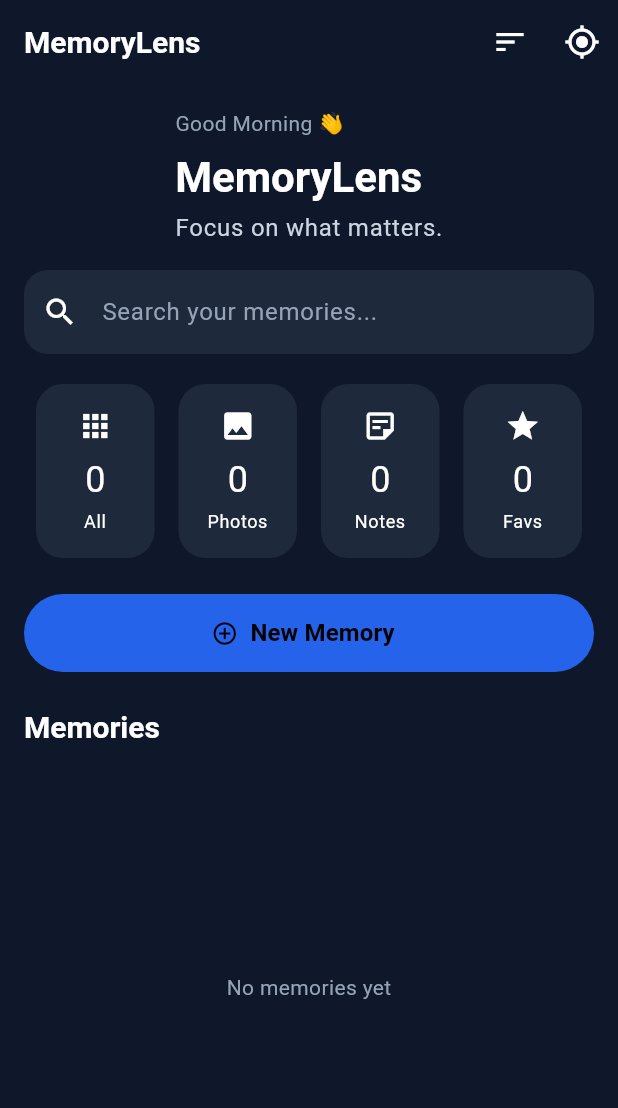
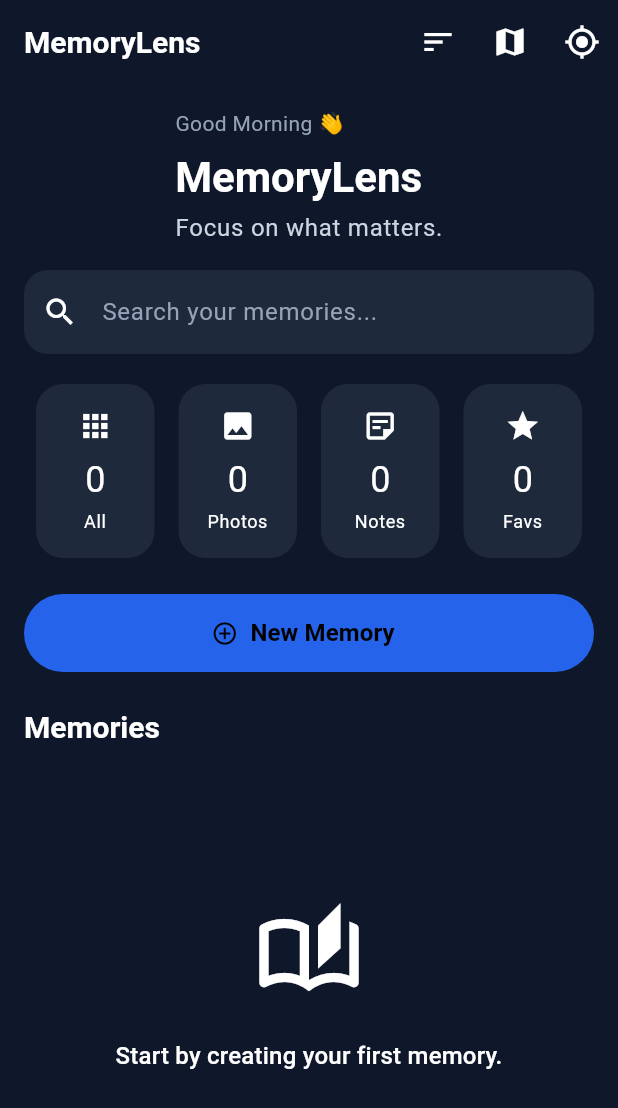
Before and after one commit to TGNman1975/memorylens-app, a Flutter app: the screen it shows after launch, on a phone screen of 412 x 824 dp. Shown: the top 1108 px of the screen. Run offline on Flutter 3.47's test engine with Material 3 defaults, Android fonts, the phone set to English and light mode, and no system bars; our stand-ins replace drift, geolocator, image_picker; accounts and stored records are empty; generated files the repository leaves out were written again.

Commit message:
Milestone 1: Home screen, timeline, quick notes and gallery complete"
Milestone 1: Home screen, timeline, quick notes and gallery complete"

```diff
--- a/lib/screens/home_screen.dart
+++ b/lib/screens/home_screen.dart
@@ -8,7 +8,7 @@ import '../services/location_service.dart';
 import '../widgets/common/app_header.dart';
 import '../widgets/home/memory_stats_card.dart';
 import '../widgets/common/section_title.dart';
-
+import 'map_screen.dart';
 import '../widgets/memory/memory_search_bar.dart';
 import 'add_memory_screen.dart';
 import 'memory_detail_screen.dart';
@@ -232,6 +232,18 @@ Future<void> _showPhotoSourceSheet() async {
       ),
     ],
   ),
+    IconButton(
+    tooltip: 'Map',
+    icon: const Icon(Icons.map),
+    onPressed: () {
+      Navigator.push(
+        context,
+        MaterialPageRoute(
+          builder: (_) => const MapScreen(),
+        ),
+      );
+    },
+  ),
   IconButton(
     tooltip: 'Test GPS',
     icon: const Icon(Icons.my_location),
--- /dev/null
+++ b/lib/widgets/home/empty_state.dart
@@ -0,0 +1,37 @@
+import 'package:flutter/material.dart';
+
+class EmptyState extends StatelessWidget {
+  const EmptyState({
+    super.key,
+    required this.message,
+    required this.icon,
+  });
+
+  final String message;
+  final IconData icon;
+
+  @override
+  Widget build(BuildContext context) {
+    return Center(
+      child: Padding(
+        padding: const EdgeInsets.all(32),
+        child: Column(
+          mainAxisAlignment: MainAxisAlignment.center,
+          children: [
+            Icon(
+              icon,
+              size: 72,
+              color: Theme.of(context).colorScheme.outline,
+            ),
+            const SizedBox(height: 20),
+            Text(
+              message,
+              textAlign: TextAlign.center,
+              style: Theme.of(context).textTheme.titleMedium,
+            ),
+          ],
+        ),
+      ),
+    );
+  }
+}
--- a/lib/widgets/home/home_memory_list.dart
+++ b/lib/widgets/home/home_memory_list.dart
@@ -3,6 +3,7 @@ import 'package:flutter/material.dart';
 import '../../database/app_database.dart';
 import '../../utils/date_grouping.dart';
 import '../memory/memory_card.dart';
+import 'empty_state.dart';
 import 'memory_date_header.dart';
 
 class HomeMemoryList extends StatelessWidget {
@@ -20,14 +21,19 @@ class HomeMemoryList extends StatelessWidget {
   @override
   Widget build(BuildContext context) {
     if (memories.isEmpty) {
-      return const Center(
-        child: Text('No memories yet'),
+      return const EmptyState(
+        message: 'Start by creating your first memory.',
+        icon: Icons.auto_stories_outlined,
       );
     }
 
     String? currentGroup;
 
-    return ListView.builder(
+    return RefreshIndicator(
+      onRefresh: () async {
+        // Refresh will be connected to MemoryProvider later.
+      },
+      child: ListView.builder(
         itemCount: memories.length,
         itemBuilder: (context, index) {
           final memory = memories[index];
@@ -38,7 +44,9 @@ class HomeMemoryList extends StatelessWidget {
           if (group != currentGroup) {
             currentGroup = group;
             widgets.add(
-            MemoryDateHeader(title: group),
+              MemoryDateHeader(
+                title: group,
+              ),
             );
           }
 
@@ -55,6 +63,7 @@ class HomeMemoryList extends StatelessWidget {
             children: widgets,
           );
         },
+      ),
     );
   }
 }
```
Also changed, not shown: lib/screens/map_screen.dart (added, +30 -0 lines), lib/widgets/home/memory_date_header.dart (added, +23 -0 lines). Lines whose indentation alone changed are shown as unchanged.
